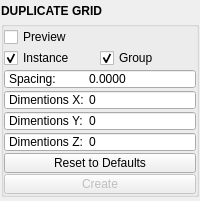
Old version of the form mayatk/edit_utils/duplicate_grid.ui in the repository m3trik/mayatk.
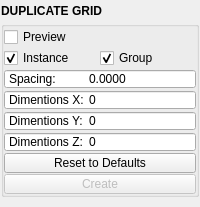
New version of the form. Custom widgets are drawn as their Qt base class.

The edit to the form file:
```diff
--- a/mayatk/edit_utils/duplicate_grid.ui
+++ b/mayatk/edit_utils/duplicate_grid.ui
@@ -7,7 +7,7 @@
     <x>0</x>
     <y>0</y>
     <width>200</width>
-    <height>201</height>
+    <height>207</height>
    </rect>
   </property>
   <property name="tabShape">
```
